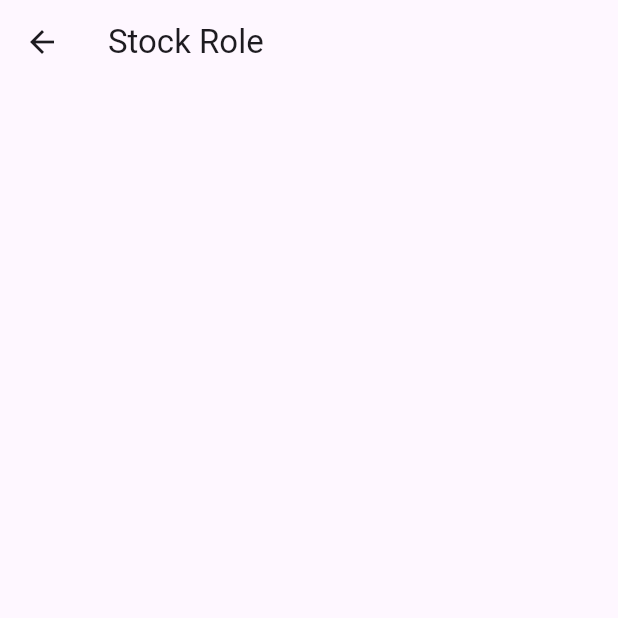
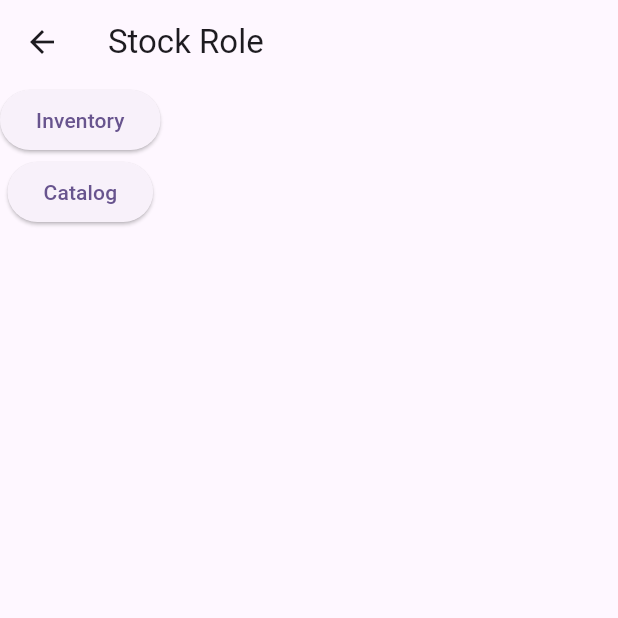
Before and after one commit to igorbasko01/pizza-coop, a Flutter app: the screen it shows after launch, after a tap on "Stock Role", on a phone screen of 412 x 824 dp, the top half of it. Run offline on Flutter 3.47's test engine with Material 2 defaults, Android fonts, the light colour scheme and no system bars; our stand-ins replace flutter_bloc.

Commit message:
add buttons for inventory and catalog

```diff
--- a/lib/presentation/stock_role_page.dart
+++ b/lib/presentation/stock_role_page.dart
@@ -18,7 +18,40 @@
               catalog: IngredientsCatalog(),
               stock: IngredientsStock(),
               wallet: Wallet())),
-      child: const IngredientsStockPageView(),
+      child: const StockRolePageView(),
     );
   }
 }
+
+class StockRolePageView extends StatelessWidget {
+  const StockRolePageView({Key? key}) : super(key: key);
+
+  @override
+  Widget build(BuildContext context) {
+    return Scaffold(
+      appBar: AppBar(title: const Text('Stock Role')),
+      body: Column(
+        children: [
+          ElevatedButton(
+            child: const Text('Inventory'),
+            onPressed: () {
+              Navigator.push(context, MaterialPageRoute(builder: (_) {
+                return BlocProvider.value(
+                    value: BlocProvider.of<StockRoleBloc>(context),
+                    child: const IngredientsStockPageView());
+              }));
+            },
+          ),
+          ElevatedButton(
+            child: const Text('Catalog'),
+            onPressed: () {
+              const snackBar =
+                  SnackBar(content: Text('Catalog under construction'));
+              ScaffoldMessenger.of(context).showSnackBar(snackBar);
+            },
+          ),
+        ],
+      ),
+    );
+  }
+}
```
Also changed, not shown: 1 other file.
